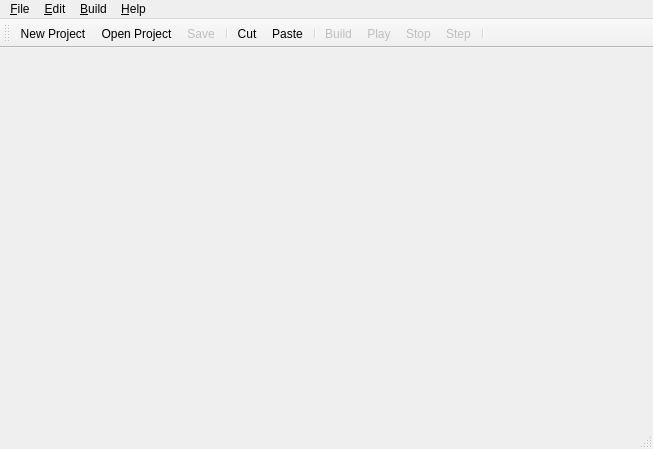
Old version of the form src/armemus.ui in the repository Edobp/armemus.
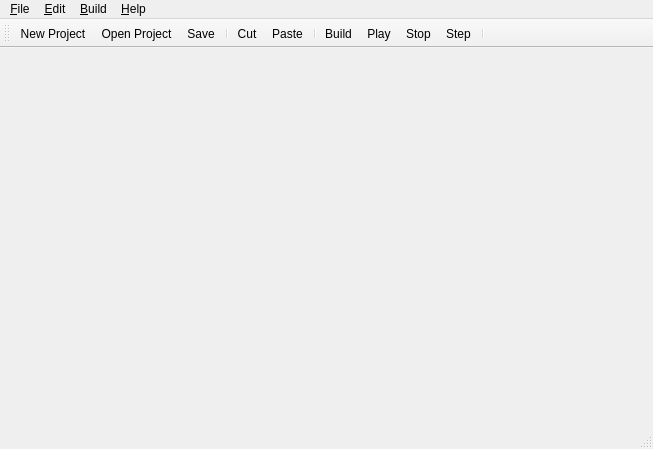
New version of the form. Icons and pictures are not drawn.

Patch:
```diff
--- a/src/armemus.ui
+++ b/src/armemus.ui
@@ -210,7 +210,7 @@
   </action>
   <action name="actionSave">
    <property name="enabled">
-    <bool>false</bool>
+    <bool>true</bool>
    </property>
    <property name="icon">
     <iconset resource="resources/icons.qrc">
@@ -251,7 +251,7 @@
   </action>
   <action name="actionPlay">
    <property name="enabled">
-    <bool>false</bool>
+    <bool>true</bool>
    </property>
    <property name="icon">
     <iconset resource="resources/icons.qrc">
@@ -263,7 +263,7 @@
   </action>
   <action name="actionStop">
    <property name="enabled">
-    <bool>false</bool>
+    <bool>true</bool>
    </property>
    <property name="icon">
     <iconset resource="resources/icons.qrc">
@@ -275,7 +275,7 @@
   </action>
   <action name="actionStep">
    <property name="enabled">
-    <bool>false</bool>
+    <bool>true</bool>
    </property>
    <property name="icon">
     <iconset resource="resources/icons.qrc">
@@ -287,7 +287,7 @@
   </action>
   <action name="actionBuild">
    <property name="enabled">
-    <bool>false</bool>
+    <bool>true</bool>
    </property>
    <property name="icon">
     <iconset resource="resources/icons.qrc">
```
Left out of the diff: 8 changed lines with no effect on the pictures.
